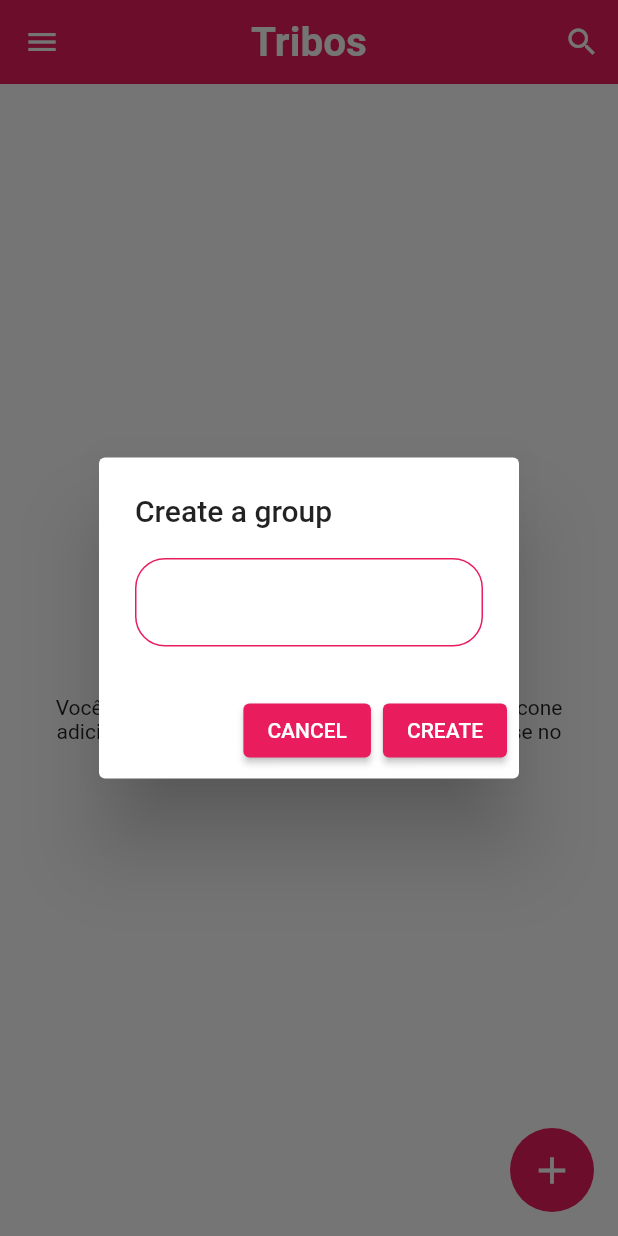
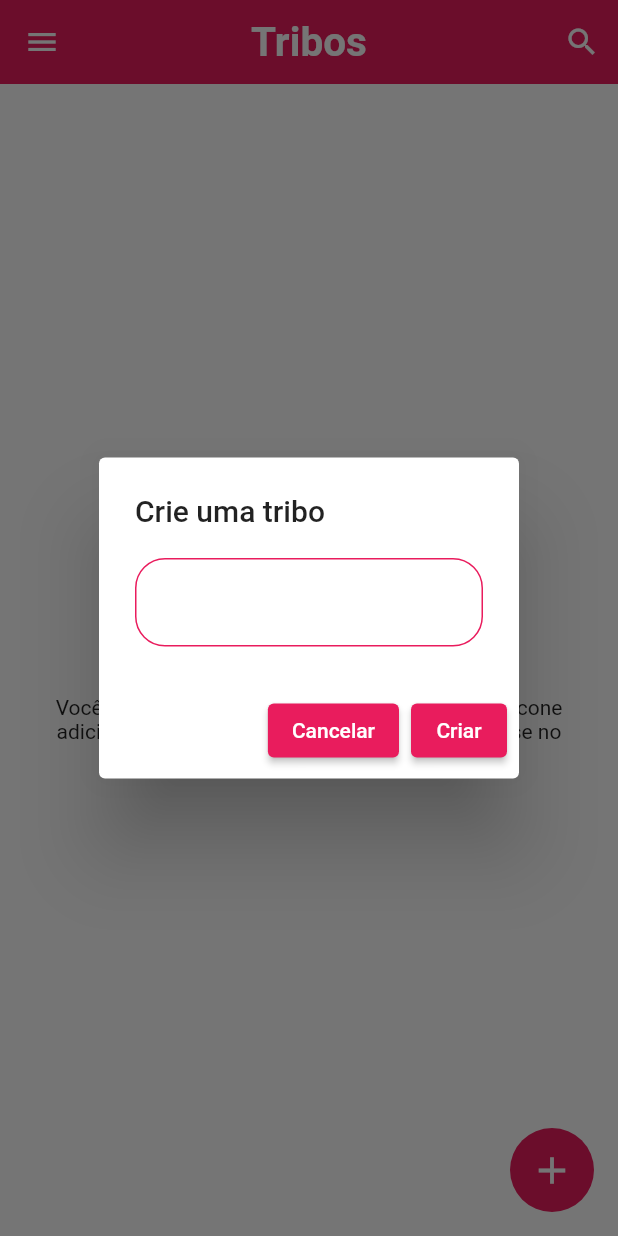
Before and after one commit to reangeline/tribos_fiap, a Flutter app: the HomePage screen opened directly, after a tap on the "add circle" icon, on a phone screen of 412 x 824 dp. Run offline on Flutter 3.47's test engine with Material 2 defaults, Android fonts, the phone set to English and light mode, and no system bars; our stand-ins replace cloud_firestore, firebase_auth, firebase_core, shared_preferences; accounts and stored records are empty.

Commit message:
remover comentarios e correcao de bug

```diff
--- a/lib/pages/home_page.dart
+++ b/lib/pages/home_page.dart
@@ -186,7 +186,7 @@ class _HomePageState extends State<HomePage> {
         builder: (context) {
           return StatefulBuilder(builder: ((context, setState) {
             return AlertDialog(
-              title: const Text("Create a group", textAlign: TextAlign.left),
+              title: const Text("Crie uma tribo", textAlign: TextAlign.left),
               content: Column(
                 mainAxisSize: MainAxisSize.min,
                 children: [
@@ -223,7 +223,7 @@ class _HomePageState extends State<HomePage> {
                   },
                   style: ElevatedButton.styleFrom(
                       primary: Theme.of(context).primaryColor),
-                  child: const Text("CANCEL"),
+                  child: const Text("Cancelar"),
                 ),
                 ElevatedButton(
                   onPressed: () async {
@@ -245,7 +245,7 @@ class _HomePageState extends State<HomePage> {
                   },
                   style: ElevatedButton.styleFrom(
                       primary: Theme.of(context).primaryColor),
-                  child: const Text("CREATE"),
+                  child: const Text("Criar"),
                 ),
               ],
             );
--- a/lib/shared/constants.dart
+++ b/lib/shared/constants.dart
@@ -1,9 +1,9 @@
 import 'package:flutter/material.dart';
 
 class Constants {
-  static String appId = "";
-  static String apiKey = "";
-  static String messagingSenderId = "";
-  static String projectId = "";
+  static String appId = "1:876429076757:web:a2859293f86e5e9b51211c";
+  static String apiKey = "AIzaSyA7GzU9kzQLh_MVmWqhC1dAcJ2vsyDfLhI";
+  static String messagingSenderId = "876429076757";
+  static String projectId = "chatappfirebase-72ba2";
   final primaryColor = const Color.fromRGBO(233, 28, 93, 25);
 }
```
Also changed, not shown: lib/service/database_service.dart (+14 -14 lines), 1 other file.
